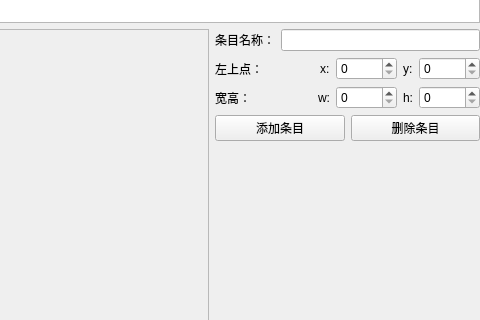
The window that Widgets/ImageTool/mainwindow.ui (ZhengPengqiao/QtStudy) describes before a commit, drawn with Qt 5; both pictures show x 320 to 800 and y 134 to 454 of the 800 by 600 pixel window.
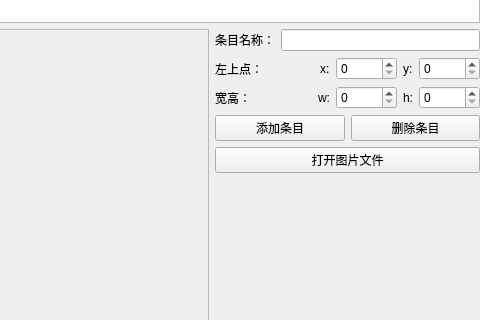
The same window after the commit.

Commit message: 打开文件操作

```diff
--- a/Widgets/ImageTool/mainwindow.ui
+++ b/Widgets/ImageTool/mainwindow.ui
@@ -178,6 +178,13 @@
             </item>
            </layout>
           </item>
+          <item>
+           <widget class="QPushButton" name="openFileButton">
+            <property name="text">
+             <string>打开图片文件</string>
+            </property>
+           </widget>
+          </item>
           <item>
            <spacer name="verticalSpacer">
             <property name="orientation">
```
Left out of the diff: 16 changed lines with no effect on the pictures. The commit also changes 1 other file.
